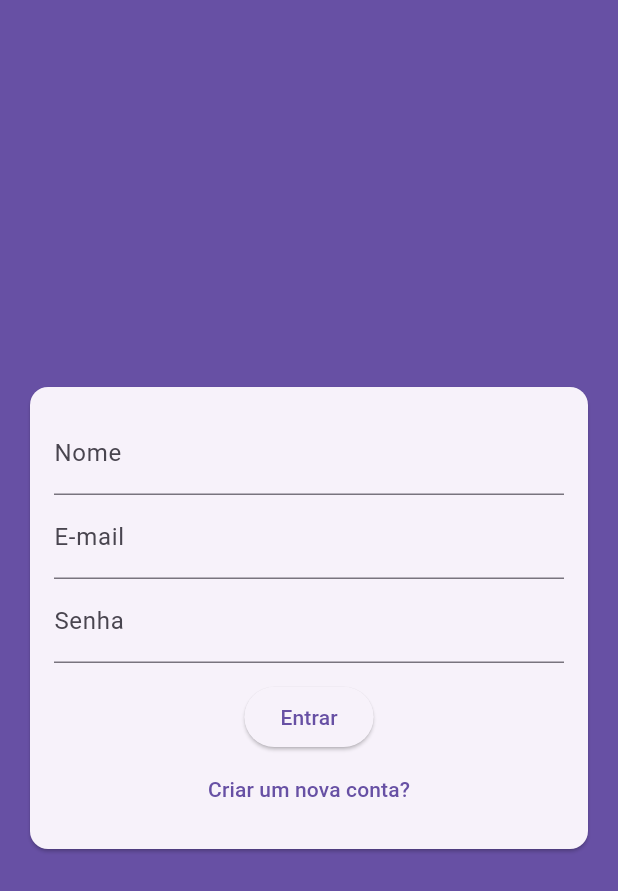
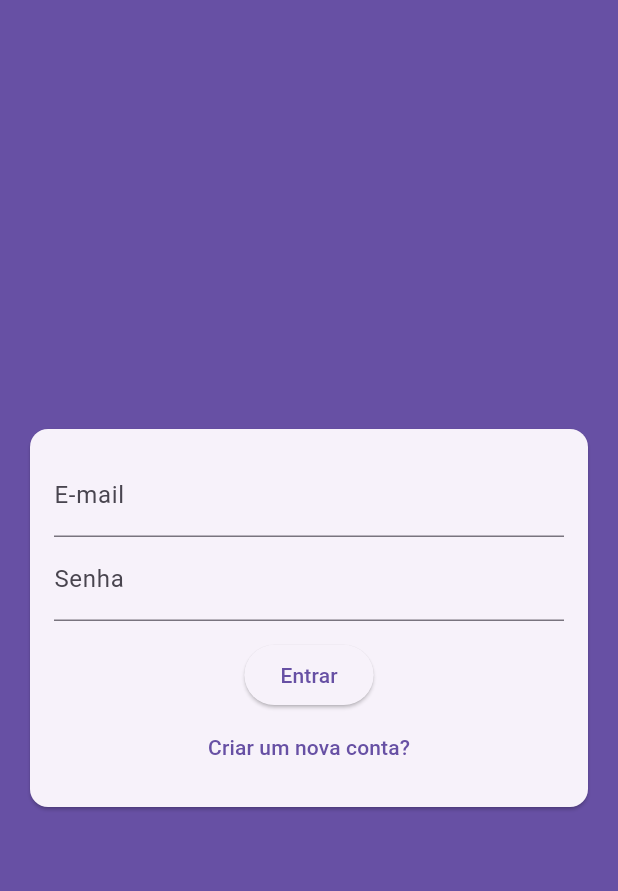
Before and after one commit to AfonsoMachado/flutter_chat, a Flutter app: the screen it shows after launch, after a tap on "Entrar", on a phone screen of 412 x 824 dp. Shown: the top 891 px of the screen. Run offline on Flutter 3.47's test engine with Material 3 defaults, Android fonts, the phone set to English and light mode, and no system bars.

Commit message:
auth form adjusts

```diff
--- a/lib/components/auth_form.dart
+++ b/lib/components/auth_form.dart
@@ -1,7 +1,20 @@
 import 'package:flutter/material.dart';
+import 'package:flutter_chat/models/auth_form_data.dart';
 
-class AuthForm extends StatelessWidget {
+class AuthForm extends StatefulWidget {
   const AuthForm({super.key});
+
+  @override
+  State<AuthForm> createState() => _AuthFormState();
+}
+
+class _AuthFormState extends State<AuthForm> {
+  final _formKey = GlobalKey<FormState>();
+  final _formData = AuthFormData();
+
+  void _submit() {
+    _formKey.currentState?.validate();
+  }
 
   @override
   Widget build(BuildContext context) {
@@ -10,21 +23,43 @@ class AuthForm extends StatelessWidget {
       child: Padding(
         padding: const EdgeInsets.all(16),
         child: Form(
+          key: _formKey,
           child: Column(
             children: [
+              if (_formData.isSignUp)
+                TextFormField(
+                  key: const ValueKey('name'),
+                  initialValue: _formData.name,
+                  onChanged: (name) => _formData.name = name,
+                  decoration: const InputDecoration(labelText: 'Nome'),
+                ),
               TextFormField(
-                decoration: const InputDecoration(labelText: 'Nome'),
-              ),
-              TextFormField(
+                key: const ValueKey('email'),
+                initialValue: _formData.email,
+                onChanged: (email) => _formData.email = email,
                 decoration: const InputDecoration(labelText: 'E-mail'),
               ),
               TextFormField(
+                key: const ValueKey('password'),
+                initialValue: _formData.password,
+                onChanged: (password) => _formData.password = password,
                 obscureText: true,
                 decoration: const InputDecoration(labelText: 'Senha'),
               ),
               const SizedBox(height: 12),
-              ElevatedButton(onPressed: () {}, child: const Text('Entrar')),
-              TextButton(onPressed: () {}, child: const Text('Criar um nova conta?'))
+              ElevatedButton(
+                  onPressed: _submit,
+                  child: Text(_formData.isSignIn ? 'Entrar' : 'Cadastrar')),
+              TextButton(
+                onPressed: () {
+                  setState(() {
+                    _formData.toggleAuthMode();
+                  });
+                },
+                child: Text(_formData.isSignIn
+                    ? 'Criar um nova conta?'
+                    : 'Já possui conta?'),
+              )
             ],
           ),
         ),
```
